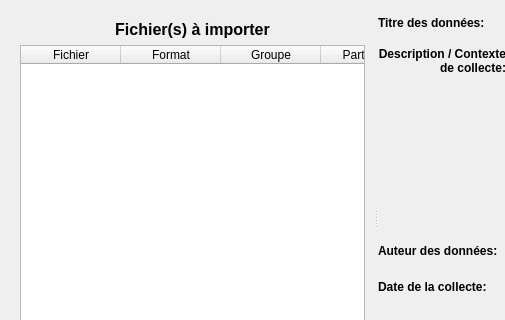
Old version of the form python/resources/ui/importdialog.ui in the repository introlab/OpenIMU; both pictures show x 0 to 505 and y 0 to 320 of the 906 by 481 pixel window.
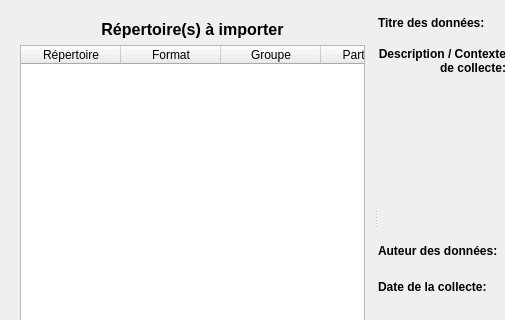
New version of the form. Icons and pictures are not drawn.

Commit message: Completed Data Import / Open GUIs

What changed in the file:
```diff
--- a/python/resources/ui/importdialog.ui
+++ b/python/resources/ui/importdialog.ui
@@ -50,7 +50,7 @@
              </font>
             </property>
             <property name="text">
-             <string>Fichier(s) à importer</string>
+             <string>Répertoire(s) à importer</string>
             </property>
             <property name="alignment">
              <set>Qt::AlignCenter</set>
@@ -94,7 +94,7 @@
             </attribute>
             <column>
              <property name="text">
-              <string>Fichier</string>
+              <string>Répertoire</string>
              </property>
             </column>
             <column>
```
Left out of the diff: 2 changed lines with no effect on the pictures. The commit also changes 4 other files.
